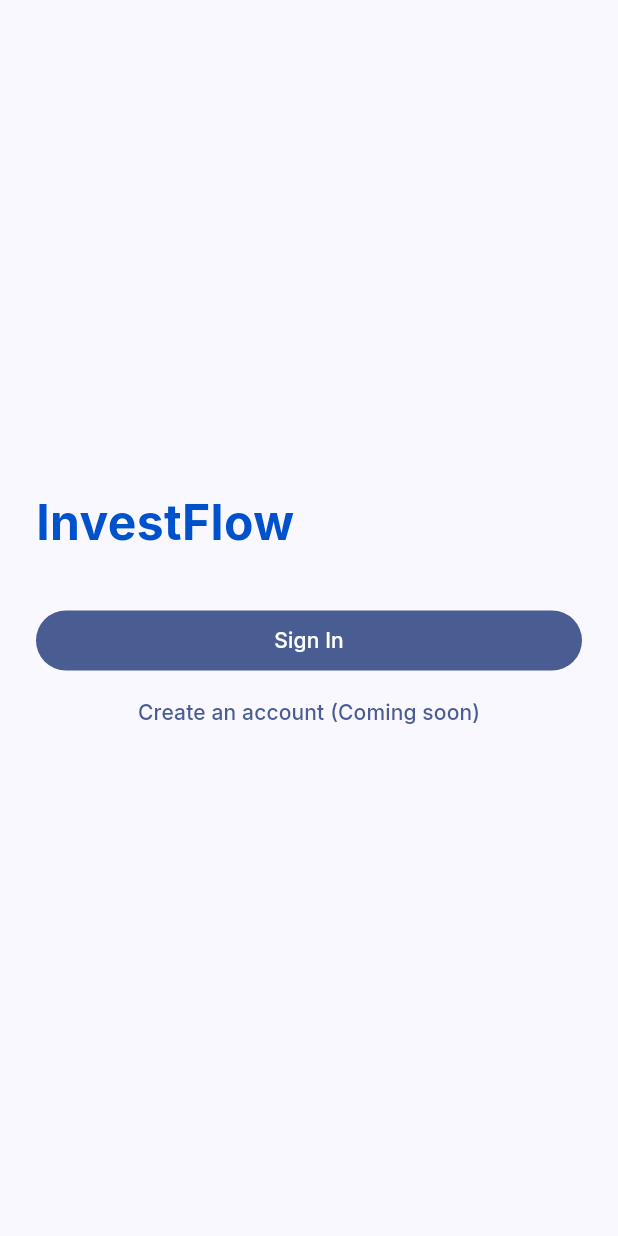
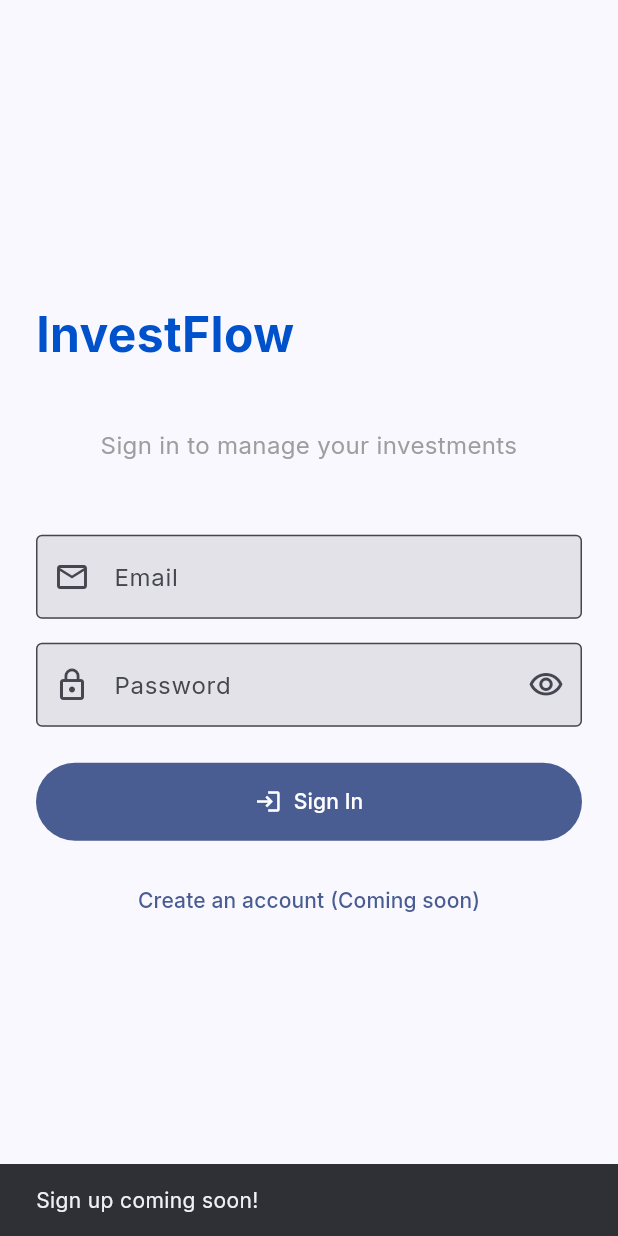
Before and after one commit to ProfessorMB21/invest_flow, a Flutter app: the screen it shows after launch, after a tap on "Create an account (Coming soon)", on a phone screen of 412 x 824 dp. Run offline on Flutter 3.47's test engine with Material 3 defaults, Android fonts, the phone set to English and light mode, and no system bars; our stand-ins replace flutter_dotenv, flutter_riverpod, go_router, google_fonts, supabase_flutter; accounts and stored records are empty.

Commit message:
minor changes made to the login screen ui;

```diff
--- a/lib/features/auth/presentation/login_screen.dart
+++ b/lib/features/auth/presentation/login_screen.dart
@@ -9,40 +9,52 @@ class LoginScreen extends StatefulWidget {
 }
 
 class _LoginScreenState extends State<LoginScreen> {
+  final _formKey = GlobalKey<FormState>();
   final _emailCtrl = TextEditingController();
   final _passCtrl = TextEditingController();
   bool _isLoading = false;
+  bool _obscurePassword = true;
 
   Future<void> _login() async {
+    final currentState = _formKey.currentState;
+    if (currentState == null || !currentState.validate()) return;
+
+    if (_emailCtrl.text.isEmpty) {
+      _showError('Email is empty');
+      return;
+    }
+    if (_passCtrl.text.isEmpty) {
+      _showError('Password is empty');
+      return;
+    }
+
     setState(() => _isLoading = true);
+
     try {
-      await Supabase.instance.client.auth.signInWithPassword(
-        email: _emailCtrl.text,
+      final response = await Supabase.instance.client.auth.signInWithPassword(
+        email: _emailCtrl.text.trim(),
         password: _passCtrl.text,
       );
-      if (mounted) context.go('/');
+      if (response.user != null && mounted) context.go('/');
     } on AuthException catch (e) {
       if (!mounted) return;
-      ScaffoldMessenger.of(context).showSnackBar(
-          SnackBar(
-            content: Text(_getAuthErrorMessage(e.message)),
-            backgroundColor: Colors.red.shade400,
-            behavior: SnackBarBehavior.floating,
-          )
-      );
+      _showError(e.message);
     } catch (e) {
       if (!mounted) return;
-
-      ScaffoldMessenger.of(context).showSnackBar(
-        SnackBar(
-          content: const Text("An unexpected error occurred."),
-          backgroundColor: Colors.red.shade400,
-          behavior: SnackBarBehavior.floating,
-        ),
-      );
+      _showError("An unexpected error occurred.");
     } finally {
       if (mounted) setState(() => _isLoading = false);
     }
+  }
+
+  void _showError(String message) {
+    ScaffoldMessenger.of(context).showSnackBar(
+      SnackBar(
+        content: Text(message),
+        backgroundColor: Colors.red.shade400,
+        behavior: SnackBarBehavior.floating,
+      ),
+    );
   }
 
   String _getAuthErrorMessage(String? message) {
@@ -56,6 +68,13 @@ class _LoginScreenState extends State<LoginScreen> {
       default:
         return message ?? 'Authentication failed';
     }
+  }
+
+  @override
+  void dispose() {
+    _emailCtrl.dispose();
+    _passCtrl.dispose();
+    super.dispose();
   }
 
   @override
@@ -73,11 +92,103 @@ class _LoginScreenState extends State<LoginScreen> {
                 const Text("InvestFlow", style: TextStyle(fontSize: 32, fontWeight: FontWeight.bold, color: Color(0xFF0052CC))),
                 const SizedBox(height: 8),
                 const SizedBox(height: 24),
-                FilledButton(
+
+                const SizedBox(height: 8),
+                const Text(
+                  'Sign in to manage your investments',
+                  textAlign: TextAlign.center,
+                  style: TextStyle(
+                    fontSize: 16,
+                    color: Colors.grey,
+                  ),
+                ),
+                const SizedBox(height: 48),
+
+                // Email field
+                TextFormField(
+                  controller: _emailCtrl,
+                  keyboardType: TextInputType.emailAddress,
+                  decoration: const InputDecoration(
+                    labelText: 'Email',
+                    hintText: 'your@email.com',
+                    prefixIcon: Icon(Icons.email_outlined),
+                    border: OutlineInputBorder(),
+                  ),
+                  validator: (value) {
+                    if (value == null || value.isEmpty) {
+                      return 'Please enter your email';
+                    }
+                    if (!value.contains('@')) {
+                      return 'Please enter a valid email';
+                    }
+                    return null;
+                  },
+                ),
+                const SizedBox(height: 16),
+
+                //Password field
+                TextFormField(
+                  controller: _passCtrl,
+                  obscureText: _obscurePassword,
+                  decoration: InputDecoration(
+                    labelText: 'Password',
+                    hintText: 'Enter your password',
+                    prefixIcon: const Icon(Icons.lock_outline),
+                    suffixIcon: IconButton(
+                      icon: Icon(
+                        _obscurePassword ? Icons.visibility_outlined : Icons.visibility_off_outlined,
+                      ),
+                      onPressed: () {
+                        setState(() {
+                          _obscurePassword = !_obscurePassword;
+                        });
+                      },
+                    ),
+                    border: const OutlineInputBorder(),
+                  ),
+                  validator: (value) {
+                    if (value == null || value.isEmpty) {
+                      return 'Please enter your password';
+                    }
+                    if (value.length < 6) {
+                      return 'Password must be at lease 6 characters long';
+                    }
+                    return null;
+                  },
+                ),
+                const SizedBox(height: 24),
+
+                // Sign in button
+                FilledButton.icon(
                   onPressed: _isLoading ? null : _login,
-                  child: _isLoading ? const CircularProgressIndicator() : const Text("Sign In"),
+                  icon: _isLoading
+                    ? const SizedBox(
+                    width: 20,
+                    height: 20,
+                    child: CircularProgressIndicator(
+                      strokeWidth: 2,
+                      color: Colors.white,
+                    ),
+                  )
+                  : const Icon(Icons.login),
+                  //child: _isLoading ? const CircularProgressIndicator() : const Text("Sign In"),
+                  label: Text(_isLoading ? 'Signing in...' : 'Sign In'),
+                  style: FilledButton.styleFrom(
+                    padding: const EdgeInsets.symmetric(vertical: 16),
+                  ),
                 ),
-                TextButton(onPressed: () {}, child: Text("Create an account (Coming soon)"))
+                const SizedBox(height: 16),
+
+                TextButton(
+                    onPressed: () {
+                      ScaffoldMessenger.of(context).showSnackBar(
+                        const SnackBar(
+                          content: Text('Sign up coming soon!'),
+                        )
+                      );
+                    },
+                    child: Text("Create an account (Coming soon)")
+                )
               ],
             ),
           ),
--- a/lib/supabaase_client.dart
+++ b/lib/supabaase_client.dart
@@ -13,22 +13,21 @@ class SupabaseClient {
     // load from assets
     await dotenv.load(fileName: ".env");
 
-    if (dotenv.env['SUPABASE_URL'] == null) {
-      final envContent = await rootBundle.loadString('.env');
-      final lines = envContent.split('\n');
-      for (var line in lines) {
-        if (line.contains('=')) {
-          final parts = line.split('=');
-          if (parts.length == 2) {
-            dotenv.env[parts[0].trim()] = parts[1].trim();
-          }
-        }
-      }
+    final url = dotenv.env['SUPABASE_URL'];
+    final anonKey = dotenv.env['SUPABASE_ANON_KEY'];
+
+    if (url == null || url.isEmpty) {
+      throw Exception('SUPABASE_URL is not set in .env file');
+    }
+    if (anonKey == null || anonKey.isEmpty) {
+      throw Exception('SUPABASE_ANON_KEY is not set in .env file');
     }
 
+    print('***** Supabase URL: ${url.substring(0,20)}... ********');
+
     await Supabase.initialize(
-      url: dotenv.env['SUPABASE_URL']!,
-      anonKey: dotenv.env['SUPABASE_ANON_KEY']!,
+      url: url,
+      anonKey: anonKey
     );
     supabase = Supabase.instance;
   }
```
Also changed, not shown: pubspec.lock, 1 other file.
